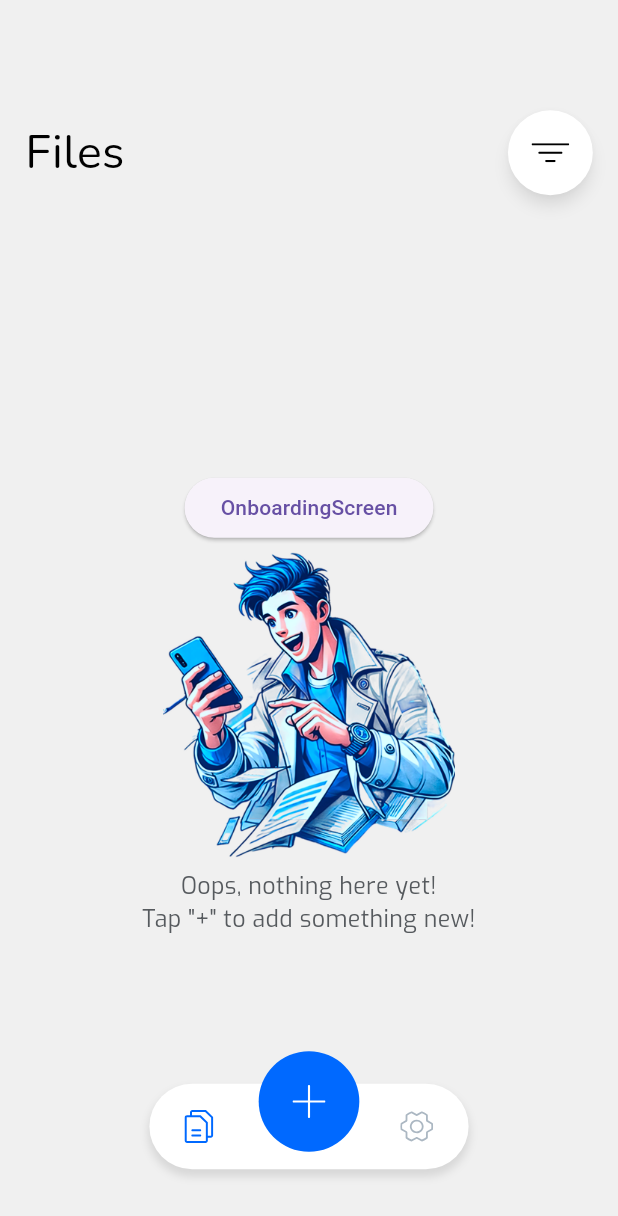
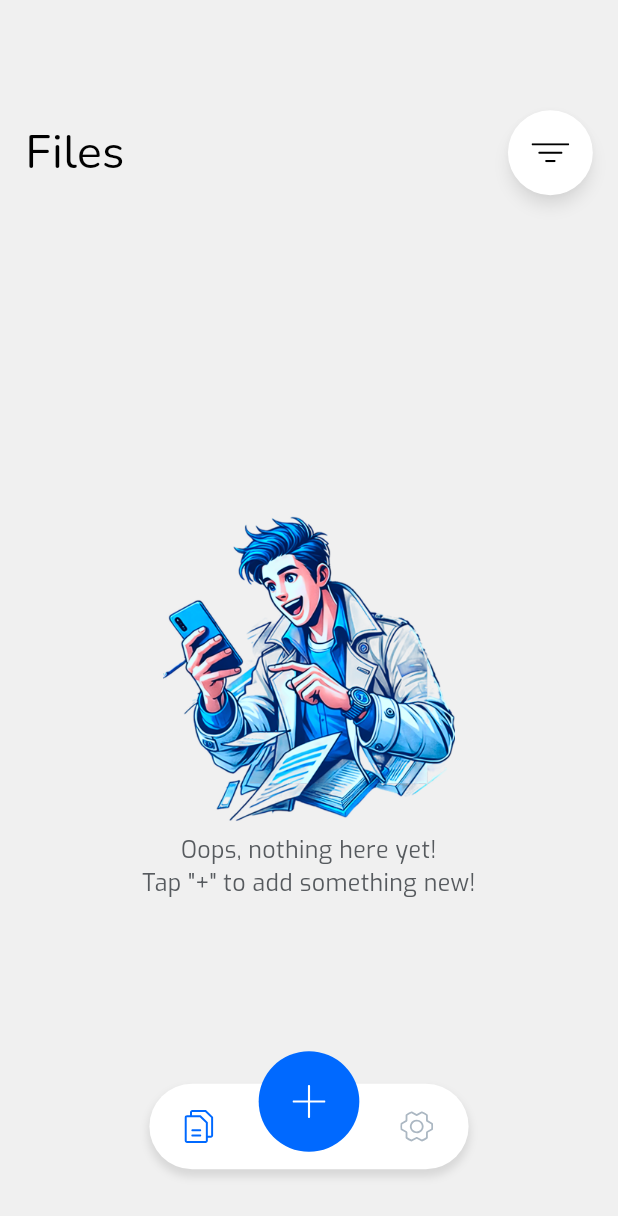
Before and after one commit to Vlad21anon/Scanner-5, a Flutter app: the MainScreen screen opened directly, on a phone screen of 412 x 824 dp. Shown: the top 1216 px of the screen. Run offline on Flutter 3.47's test engine with Material 3 defaults, Android fonts, the phone set to English and light mode, and no system bars; our stand-ins replace camera, equatable, file_picker, flutter_bloc, flutter_screenutil, flutter_svg and 7 more; missing offline and left inert: defer_pointer, opencv_dart, purchases_flutter, snappy_list_view; accounts and stored records are empty; generated files the repository leaves out were written again.

Commit message:
final edit

```diff
--- a/lib/screens/files_page.dart
+++ b/lib/screens/files_page.dart
@@ -109,13 +109,7 @@ class _FilesPageState extends State<FilesPage> {
                                 //   },
                                 //   child: Text('DocumentScannerTest'),
                                 // ),
-                                ElevatedButton(
-                                  onPressed: () {
-                                    navigation.navigateTo(
-                                        context, OnboardingScreen());
-                                  },
-                                  child: Text('OnboardingScreen'),
-                                ),
+                                //
                                 Assets.images.imagePhotoroom2
                                     .image(width: 261.w, height: 217.h),
                                 SizedBox(height: 8.h),
```
